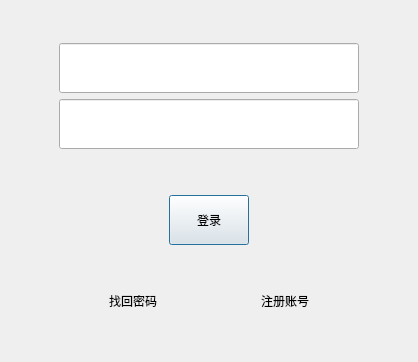
ooohhhj/PEIS, file PEIS_Client/logindialog.ui: the form before one commit.
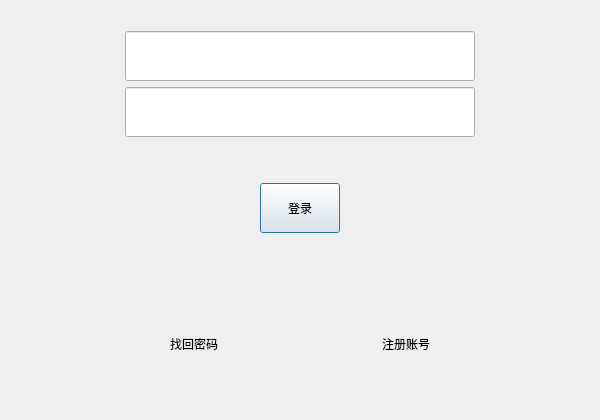
The form after the commit. Icons and pictures are not drawn.

The edit to the form file:
```diff
--- a/PEIS_Client/logindialog.ui
+++ b/PEIS_Client/logindialog.ui
@@ -6,8 +6,8 @@
    <rect>
     <x>0</x>
     <y>0</y>
-    <width>418</width>
-    <height>362</height>
+    <width>600</width>
+    <height>420</height>
    </rect>
   </property>
   <property name="windowTitle">
@@ -23,22 +23,6 @@
 background-position:center;</string>
   </property>
   <layout class="QGridLayout" name="gridLayout">
-   <item row="1" column="0">
-    <spacer name="verticalSpacer_4">
-     <property name="orientation">
-      <enum>Qt::Vertical</enum>
-     </property>
-     <property name="sizeType">
-      <enum>QSizePolicy::Minimum</enum>
-     </property>
-     <property name="sizeHint" stdset="0">
-      <size>
-       <width>20</width>
-       <height>40</height>
-      </size>
-     </property>
-    </spacer>
-   </item>
    <item row="0" column="0">
     <layout class="QVBoxLayout" name="verticalLayout_2">
      <item>
@@ -46,6 +30,9 @@
        <property name="orientation">
         <enum>Qt::Vertical</enum>
        </property>
+       <property name="sizeType">
+        <enum>QSizePolicy::Minimum</enum>
+       </property>
        <property name="sizeHint" stdset="0">
         <size>
          <width>20</width>
@@ -59,35 +46,19 @@
        <item>
         <layout class="QHBoxLayout" name="horizontalLayout">
          <item>
-          <spacer name="horizontalSpacer_6">
-           <property name="orientation">
-            <enum>Qt::Horizontal</enum>
-           </property>
-           <property name="sizeType">
-            <enum>QSizePolicy::Minimum</enum>
-           </property>
-           <property name="sizeHint" stdset="0">
-            <size>
-             <width>40</width>
-             <height>20</height>
-            </size>
-           </property>
-          </spacer>
-         </item>
-         <item>
-          <widget class="QLineEdit" name="phoneNumberLineEdit">
+          <widget class="QLineEdit" name="phoneNumberOrUsernameLineEdit">
            <property name="enabled">
             <bool>true</bool>
            </property>
            <property name="minimumSize">
             <size>
-             <width>300</width>
+             <width>350</width>
              <height>50</height>
             </size>
            </property>
            <property name="maximumSize">
             <size>
-             <width>300</width>
+             <width>350</width>
              <height>50</height>
             </size>
            </property>
@@ -99,53 +70,21 @@
            </property>
           </widget>
          </item>
-         <item>
-          <spacer name="horizontalSpacer_9">
-           <property name="orientation">
-            <enum>Qt::Horizontal</enum>
-           </property>
-           <property name="sizeType">
-            <enum>QSizePolicy::Minimum</enum>
-           </property>
-           <property name="sizeHint" stdset="0">
-            <size>
-             <width>40</width>
-             <height>20</height>
-            </size>
-           </property>
-          </spacer>
-         </item>
         </layout>
        </item>
        <item>
         <layout class="QHBoxLayout" name="horizontalLayout_2">
-         <item>
-          <spacer name="horizontalSpacer_10">
-           <property name="orientation">
-            <enum>Qt::Horizontal</enum>
-           </property>
-           <property name="sizeType">
-            <enum>QSizePolicy::Minimum</enum>
-           </property>
-           <property name="sizeHint" stdset="0">
-            <size>
-             <width>40</width>
-             <height>20</height>
-            </size>
-           </property>
-          </spacer>
-         </item>
          <item>
           <widget class="QLineEdit" name="passWordLineEdit">
            <property name="minimumSize">
             <size>
-             <width>300</width>
+             <width>350</width>
              <height>50</height>
             </size>
            </property>
            <property name="maximumSize">
             <size>
-             <width>300</width>
+             <width>350</width>
              <height>50</height>
             </size>
            </property>
@@ -160,22 +99,6 @@
            </property>
           </widget>
          </item>
-         <item>
-          <spacer name="horizontalSpacer_7">
-           <property name="orientation">
-            <enum>Qt::Horizontal</enum>
-           </property>
-           <property name="sizeType">
-            <enum>QSizePolicy::Minimum</enum>
-           </property>
-           <property name="sizeHint" stdset="0">
-            <size>
-             <width>40</width>
-             <height>20</height>
-            </size>
-           </property>
-          </spacer>
-         </item>
         </layout>
        </item>
       </layout>
```
